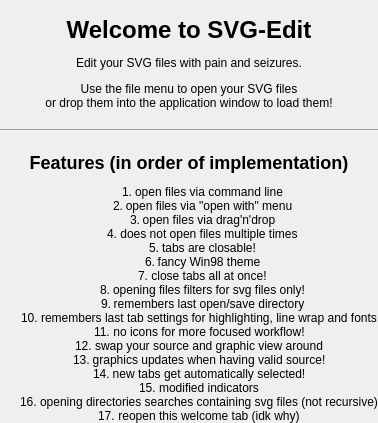
The window that welcometab.ui (Salami555/uip-ex3-svg-edit) describes before a commit, drawn with Qt 5.
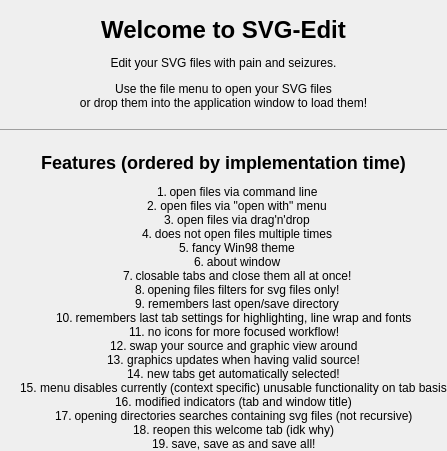
The same window after the commit.

Commit message: push latest changes in feature list

```diff
--- a/welcometab.ui
+++ b/welcometab.ui
@@ -40,15 +40,15 @@
 &lt;p&gt;Edit your SVG files with pain and seizures.&lt;/p&gt;
 &lt;p&gt;Use the file menu to open your SVG files&lt;br/&gt;or drop them into the application window to load them!&lt;/p&gt;
 &lt;hr/&gt;
-&lt;h2&gt;Features (in order of implementation)&lt;/h2&gt;
+&lt;h2&gt;Features (ordered by implementation time)&lt;/h2&gt;
 &lt;ol&gt;
 &lt;li&gt;open files via command line&lt;/li&gt;
 &lt;li&gt;open files via &quot;open with&quot; menu&lt;/li&gt;
 &lt;li&gt;open files via drag'n'drop&lt;/li&gt;
 &lt;li&gt;does not open files multiple times&lt;/li&gt;
-&lt;li&gt;tabs are closable!&lt;/li&gt;
 &lt;li&gt;fancy Win98 theme&lt;/li&gt;
-&lt;li&gt;close tabs all at once!&lt;/li&gt;
+&lt;li&gt;about window&lt;/li&gt;
+&lt;li&gt;closable tabs and close them all at once!&lt;/li&gt;
 &lt;li&gt;opening files filters for svg files only!&lt;/li&gt;
 &lt;li&gt;remembers last open/save directory&lt;/li&gt;
 &lt;li&gt;remembers last tab settings for highlighting, line wrap and fonts&lt;/li&gt;
@@ -56,9 +56,11 @@
 &lt;li&gt;swap your source and graphic view around&lt;/li&gt;
 &lt;li&gt;graphics updates when having valid source!&lt;/li&gt;
 &lt;li&gt;new tabs get automatically selected!&lt;/li&gt;
-&lt;li&gt;modified indicators&lt;/li&gt;
+&lt;li&gt;menu disables currently (context specific) unusable functionality on tab basis&lt;/li&gt;
+&lt;li&gt;modified indicators (tab and window title)&lt;/li&gt;
 &lt;li&gt;opening directories searches containing svg files (not recursive)&lt;/li&gt;
 &lt;li&gt;reopen this welcome tab (idk why)&lt;/li&gt;
+&lt;li&gt;save, save as and save all!&lt;/li&gt;
 &lt;/ol&gt;
 &lt;/body&gt;
 &lt;/html&gt;</string>
```
